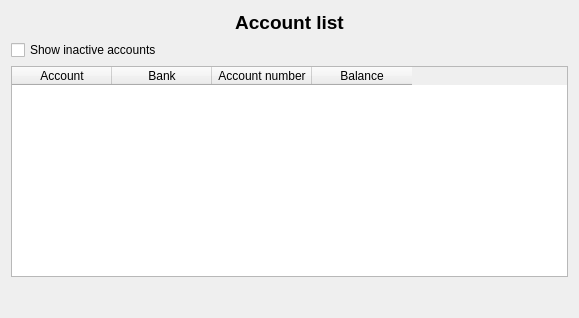
First picture: the form in ui/wdgCuentas.ui, repository turulomio/xulpymoney, before the edit.
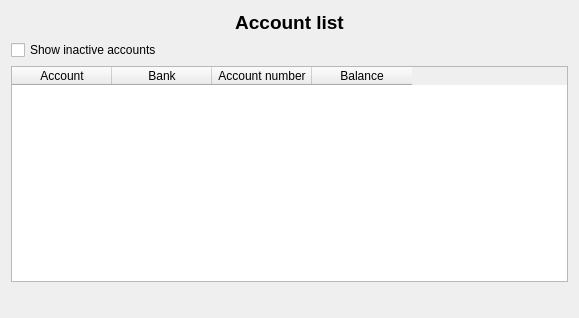
Second picture: the form after the edit. Icons and pictures are not drawn. Custom widgets are drawn as their Qt base class.

Patch:
```diff
--- a/ui/wdgCuentas.ui
+++ b/ui/wdgCuentas.ui
@@ -95,7 +95,7 @@
     <widget class="QLabel" name="lblTotal">
      <property name="font">
       <font>
-       <pointsize>12</pointsize>
+       <pointsize>8</pointsize>
        <weight>75</weight>
        <bold>true</bold>
       </font>
```
